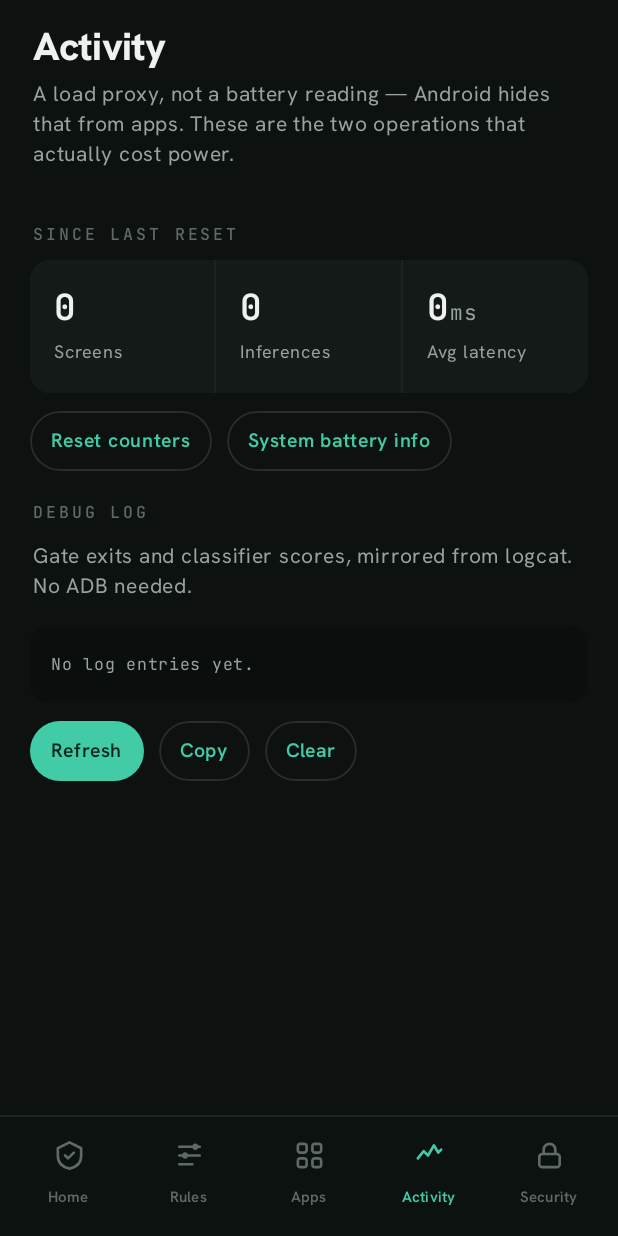
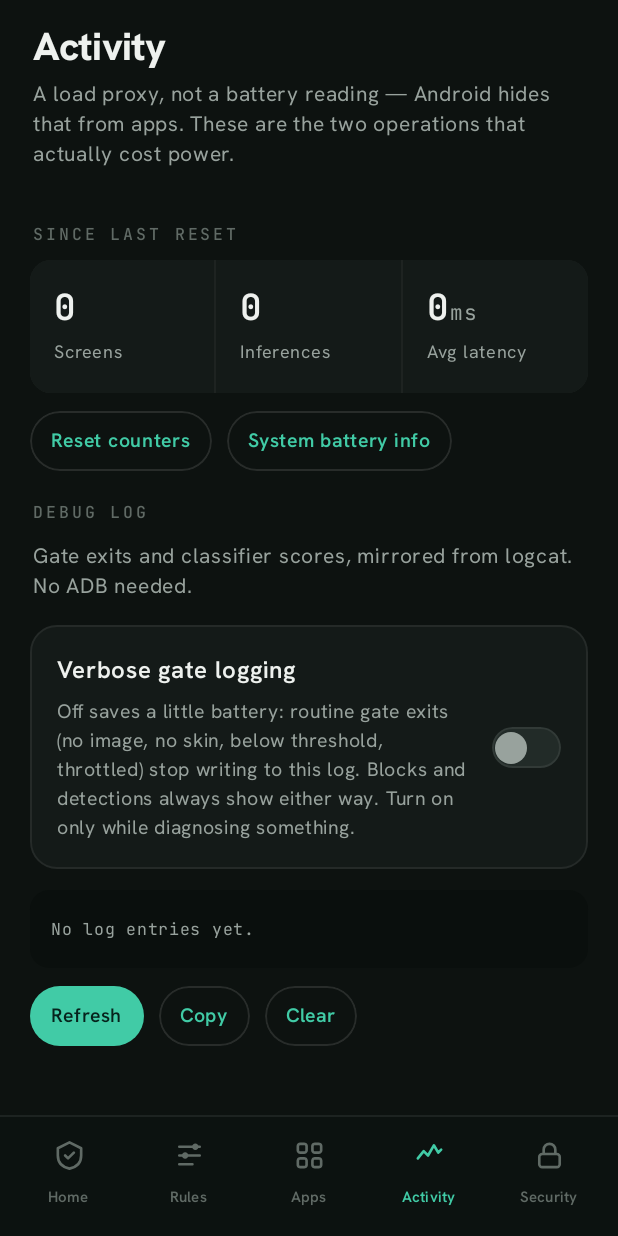
Before and after one commit to yl1nbjaww6741-Org/guard, an Android app built with Jetpack Compose: the screen it shows after launch (SettingsActivity), item 4 of the bottom bar chosen, on a phone screen of 412 x 824 dp. Run offline under Robolectric (Android 15) with nearby library versions, the phone set to English and light mode, and no system bars.

Commit message:
Gate routine per-frame logging behind a verbose-logging toggle
DebugLogBuffer.add()/Log.d were firing unconditionally on every routine
gate exit (GATE1/2/3/5/6/7, GATE_NO_ROOT) - timestamp formatting plus a
synchronized deque write on nearly every processed frame, all the time,
whether or not anyone's watching the Debug log. Adds
PrefsRepository.verboseLogging (default off) and gates exitSafe() plus
the other routine exit-logging call sites behind it. Meaningful events
(blocks, incognito/keyword detection, lockouts, the Settings guard) still
always log regardless, since those are rare and worth keeping visible
unconditionally. Adds a toggle to the Activity tab, next to the Debug log
card, so it's still one tap away when actively diagnosing something.

```diff
--- a/app/src/main/kotlin/com/contentguard/app/scope/PrefsRepository.kt
+++ b/app/src/main/kotlin/com/contentguard/app/scope/PrefsRepository.kt
@@ -127,6 +127,24 @@ class PrefsRepository(context: Context) {
     ) {
         val avgInferenceMs: Double get() = if (inferenceCount == 0) 0.0 else totalInferenceMs.toDouble() / inferenceCount
     }
+
+    /**
+     * Off by default: routine gate-exit logging (GATE1/GATE2/GATE5/GATE6/
+     * GATE7/GATE_NO_ROOT/GATE3 - the ones that fire on nearly every frame
+     * with nothing to report) costs a DebugLogBuffer write - timestamp
+     * formatting plus a synchronized deque insert - every single time,
+     * regardless of whether anyone's watching the Debug log. Meaningful
+     * events (blocks, incognito/keyword detection, lockouts, the Settings
+     * guard) always log regardless of this flag, since those are rare and
+     * worth keeping visible unconditionally. Turn this on only while
+     * actively diagnosing something - same Debug log card in the Activity
+     * tab, just opt-in for the noisy part.
+     */
+    var verboseLogging: Boolean
+        get() = prefs.getBoolean(KEY_VERBOSE_LOGGING, false)
+        set(value) {
+            prefs.edit().putBoolean(KEY_VERBOSE_LOGGING, value).apply()
+        }
 
     fun getUsageStats(): UsageStats = UsageStats(
         screenshotCount = prefs.getInt(KEY_SCREENSHOT_COUNT, 0),
@@ -264,6 +282,7 @@ class PrefsRepository(context: Context) {
         private const val KEY_LOCKOUT_PREFIX = "lockout_until_"
         private const val KEY_PASSWORD_HASH = "password_hash"
         private const val KEY_CAPTURE_THROTTLE_MS = "capture_throttle_ms"
+        private const val KEY_VERBOSE_LOGGING = "verbose_logging"
         private const val PASSWORD_SALT = "contentguard-v1-"
         const val DEFAULT_THRESHOLD = 0.80f
         const val DEFAULT_LOCKOUT_MINUTES = 1
--- a/app/src/main/kotlin/com/contentguard/app/ui/tabs/ActivityTab.kt
+++ b/app/src/main/kotlin/com/contentguard/app/ui/tabs/ActivityTab.kt
@@ -10,10 +10,12 @@ import androidx.compose.foundation.background
 import androidx.compose.foundation.layout.Arrangement
 import androidx.compose.foundation.layout.Column
 import androidx.compose.foundation.layout.Row
+import androidx.compose.foundation.layout.Spacer
 import androidx.compose.foundation.layout.fillMaxSize
 import androidx.compose.foundation.layout.fillMaxWidth
 import androidx.compose.foundation.layout.heightIn
 import androidx.compose.foundation.layout.padding
+import androidx.compose.foundation.layout.width
 import androidx.compose.foundation.lazy.LazyColumn
 import androidx.compose.foundation.rememberScrollState
 import androidx.compose.foundation.shape.RoundedCornerShape
@@ -23,6 +25,7 @@ import androidx.compose.runtime.getValue
 import androidx.compose.runtime.mutableStateOf
 import androidx.compose.runtime.remember
 import androidx.compose.runtime.setValue
+import androidx.compose.ui.Alignment
 import androidx.compose.ui.Modifier
 import androidx.compose.ui.platform.LocalContext
 import androidx.compose.ui.text.SpanStyle
@@ -33,11 +36,15 @@ import androidx.compose.ui.unit.sp
 import com.contentguard.app.scope.PrefsRepository
 import com.contentguard.app.ui.CGBottomNavClearance
 import com.contentguard.app.ui.CGButton
+import com.contentguard.app.ui.CGCard
 import com.contentguard.app.ui.CGEyebrow
+import com.contentguard.app.ui.CGHint
+import com.contentguard.app.ui.CGLabel
 import com.contentguard.app.ui.CGMetric
 import com.contentguard.app.ui.CGMetricsRow
 import com.contentguard.app.ui.CGPageTitle
 import com.contentguard.app.ui.CGSub
+import com.contentguard.app.ui.CGToggle
 import com.contentguard.app.ui.theme.CGColor
 import com.contentguard.app.ui.theme.JetBrainsMono
 import com.contentguard.app.util.DebugLogBuffer
@@ -102,6 +109,28 @@ fun ActivityTab(prefs: PrefsRepository) {
 
         item { CGEyebrow("Debug log") }
         item { CGSub("Gate exits and classifier scores, mirrored from logcat. No ADB needed.") }
+
+        item {
+            var verboseLogging by remember { mutableStateOf(prefs.verboseLogging) }
+            CGCard {
+                Row(modifier = Modifier.fillMaxWidth(), horizontalArrangement = Arrangement.SpaceBetween, verticalAlignment = Alignment.CenterVertically) {
+                    Column(modifier = Modifier.weight(1f)) {
+                        CGLabel("Verbose gate logging")
+                        CGHint(
+                            "Off saves a little battery: routine gate exits (no image, no skin, below " +
+                                "threshold, throttled) stop writing to this log. Blocks and detections " +
+                                "always show either way. Turn on only while diagnosing something.",
+                            modifier = Modifier.padding(top = 2.dp),
+                        )
+                    }
+                    Spacer(modifier = Modifier.width(12.dp))
+                    CGToggle(
+                        checked = verboseLogging,
+                        onCheckedChange = { verboseLogging = it; prefs.verboseLogging = it },
+                    )
+                }
+            }
+        }
 
         item { DebugLogSection() }
     }
```
Also changed, not shown: app/src/main/kotlin/com/contentguard/app/service/ContentGuardService.kt (+17 -6 lines).
